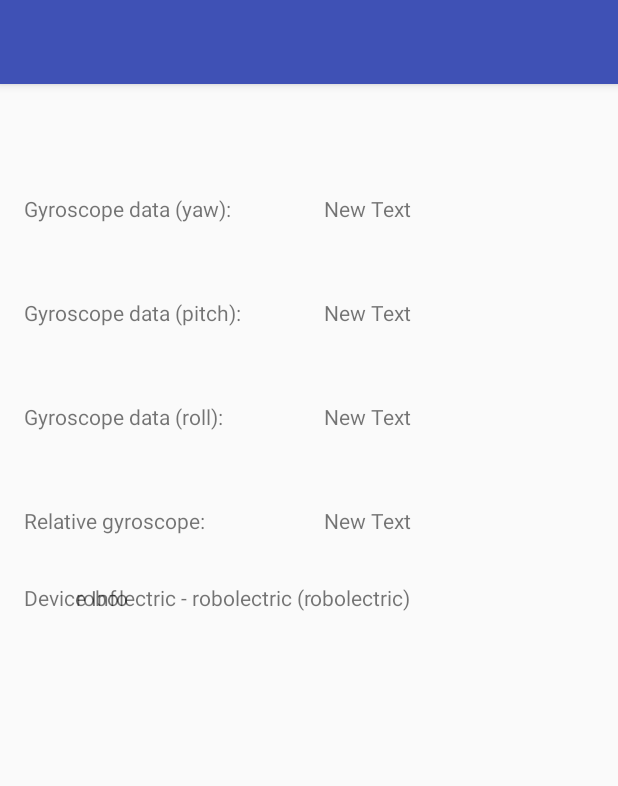
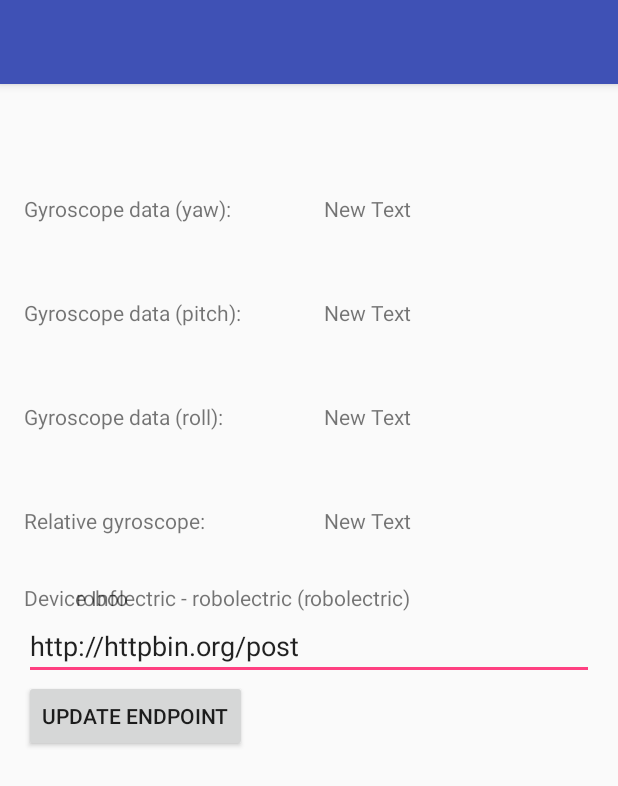
Before and after one commit to skamoen/IN4253ET-gyroscope, an Android app: the screen it shows after launch (MainActivity), on a phone screen of 412 x 824 dp. Shown: the top 786 px of the screen. Run offline under Robolectric (Android 15) with nearby library versions, the phone set to English and light mode, and no system bars.

Commit message:
update mechanism to post to webservice, create an edit text to make it adjustable at runtime

```diff
--- a/app/src/main/AndroidManifest.xml
+++ b/app/src/main/AndroidManifest.xml
@@ -22,4 +22,5 @@
     </application>
     <uses-permission android:name="android.permission.WRITE_EXTERNAL_STORAGE" />
     <uses-permission android:name="android.permission.INTERNET" />
+    <uses-permission android:name="android.permission.READ_PHONE_STATE" />
 </manifest>
--- a/app/src/main/java/nl/tudelft/superevilhackinglab/MainActivity.java
+++ b/app/src/main/java/nl/tudelft/superevilhackinglab/MainActivity.java
@@ -11,7 +11,11 @@ package nl.tudelft.superevilhackinglab;
         import android.os.Bundle;
         import android.os.Environment;
         import android.util.Log;
+        import android.view.View;
+        import android.widget.Button;
+        import android.widget.EditText;
         import android.widget.TextView;
+        import android.widget.Toast;
 
         import java.io.File;
         import java.io.FileNotFoundException;
@@ -26,6 +30,8 @@ public class MainActivity extends Activity implements SensorEventListener
     private TextView gyroData2;
     private TextView gyroData3;
     private TextView deviceInfo;
+    private EditText endpoint;
+    private Button updateEndpoint;
     //the Sensor Manager
     private SensorManager sManager;
 
@@ -46,6 +52,8 @@ public class MainActivity extends Activity implements SensorEventListener
         gyroData2 = (TextView) findViewById(R.id.gyroData2);
         gyroData3 = (TextView) findViewById(R.id.gyroData3);
         deviceInfo = (TextView) findViewById(R.id.deviceInfo);
+        endpoint = (EditText) findViewById(R.id.webendpoint);
+        updateEndpoint = (Button) findViewById(R.id.updateEndpoint);
 
         String OSver = System.getProperty("os.version") + "(" + android.os.Build.VERSION.INCREMENTAL + ")";
         String ApiLevel = android.os.Build.VERSION.SDK_INT + "";
@@ -55,6 +63,15 @@ public class MainActivity extends Activity implements SensorEventListener
         deviceInfo.setText(Device+" - "+Model);
         //get a hook to the sensor service
         sManager = (SensorManager) getSystemService(SENSOR_SERVICE);
+
+        updateEndpoint.setOnClickListener(new View.OnClickListener() {
+            @Override
+            public void onClick(View v) {
+                StaticVariables.endpoint = endpoint.getText().toString();
+                Toast.makeText(MainActivity.this, "endpoint updated to: "+endpoint.getText().toString(),
+                        Toast.LENGTH_SHORT).show();
+            }
+        });
 
 /*
 MOVED TO SERVICE
@@ -83,7 +100,6 @@ MOVED TO SERVICE
         Intent intent = new Intent(this, BackgroundListenerService.class);
         startService(intent);
 
-        Utils.postToServer("http://httpbin.org/post", "testKey", "testvalue");
     }
 
     //when this Activity starts
@@ -95,7 +111,7 @@ MOVED TO SERVICE
         callbacks defined in this class, and gather the sensor information as quick
         as possible*/
         sManager.registerListener(this, sManager.getDefaultSensor(Sensor.TYPE_ORIENTATION),SensorManager.SENSOR_DELAY_FASTEST);
-
+        endpoint.setText(StaticVariables.endpoint);
     }
     //When this Activity isn't visible anymore
     @Override
--- a/app/src/main/java/nl/tudelft/superevilhackinglab/StaticVariables.java
+++ b/app/src/main/java/nl/tudelft/superevilhackinglab/StaticVariables.java
@@ -5,4 +5,5 @@ package nl.tudelft.superevilhackinglab;
  */
 public class StaticVariables {
     public static boolean isScreenOn;
+    public static String endpoint = "http://httpbin.org/post";
 }
--- a/app/src/main/res/layout/content_main.xml
+++ b/app/src/main/res/layout/content_main.xml
@@ -111,5 +111,25 @@
         android:layout_alignRight="@+id/gyroData3"
         android:layout_alignEnd="@+id/gyroData3" />
 
+    <EditText
+        android:layout_width="wrap_content"
+        android:layout_height="wrap_content"
+        android:id="@+id/webendpoint"
+        android:layout_below="@+id/textView5"
+        android:layout_alignParentLeft="true"
+        android:layout_alignParentStart="true"
+        android:layout_alignParentRight="true"
+        android:layout_alignParentEnd="true" />
+
+    <Button
+        style="?android:attr/buttonStyleSmall"
+        android:layout_width="wrap_content"
+        android:layout_height="wrap_content"
+        android:text="Update Endpoint"
+        android:id="@+id/updateEndpoint"
+        android:layout_below="@+id/webendpoint"
+        android:layout_alignParentLeft="true"
+        android:layout_alignParentStart="true" />
+
 
 </RelativeLayout>
```
Also changed, not shown: app/src/main/java/nl/tudelft/superevilhackinglab/BackgroundListenerService.java (+47 -3 lines), app/src/main/java/nl/tudelft/superevilhackinglab/Utils.java (+46 -0 lines).
